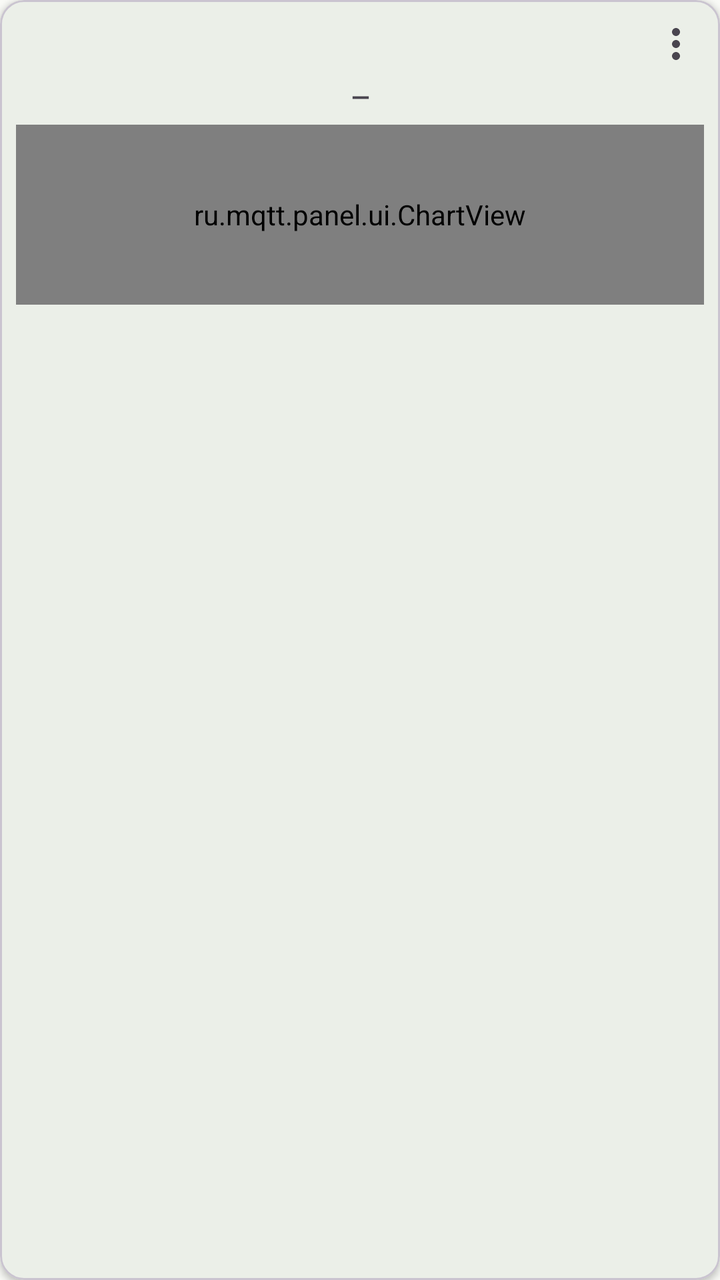
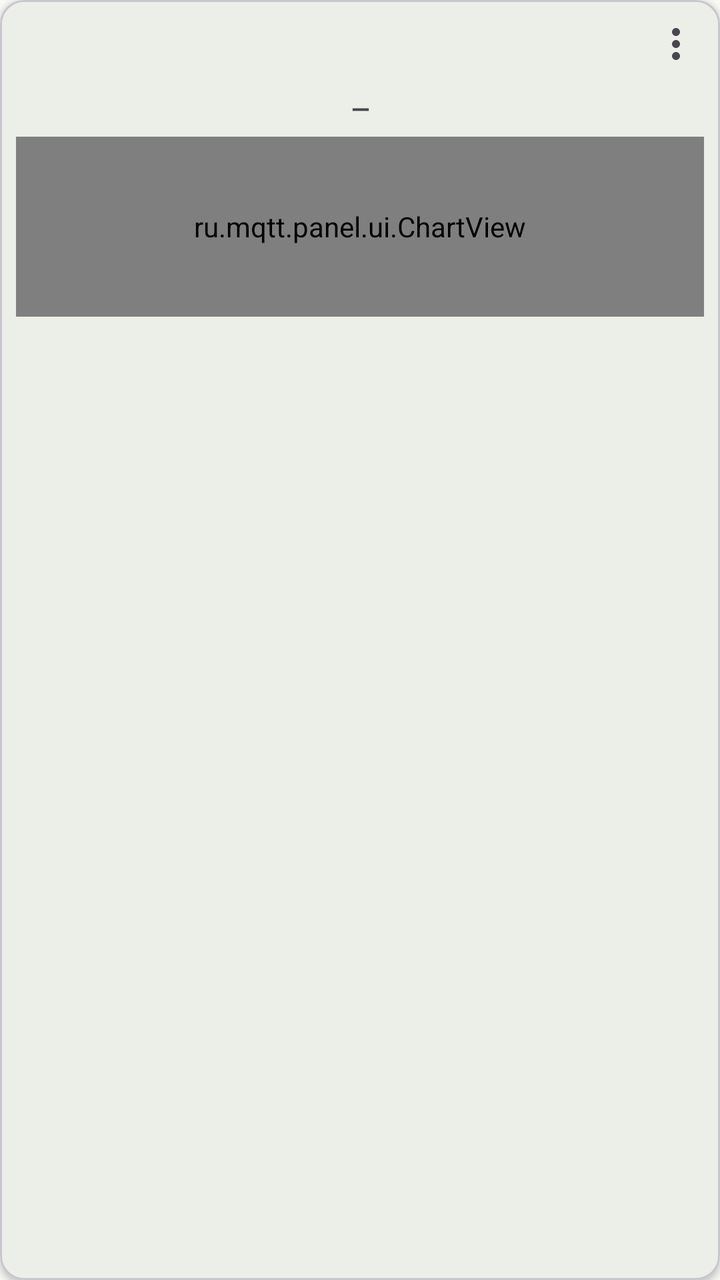

Before-and-after screenshots of an Android layout around one commit, followed by the original layout XML and the change that was made.
<!-- AndroidManifest.xml: application theme Theme.MQTTPanel -->
<!-- res/layout/item_widget_chart.xml -->
<?xml version="1.0" encoding="utf-8"?>
<com.google.android.material.card.MaterialCardView xmlns:android="http://schemas.android.com/apk/res/android"
    xmlns:app="http://schemas.android.com/apk/res-auto"
    android:layout_width="match_parent"
    android:layout_height="wrap_content"
    android:layout_margin="4dp"
    app:cardCornerRadius="12dp"
    app:cardElevation="2dp">

    <LinearLayout
        android:layout_width="match_parent"
        android:layout_height="wrap_content"
        android:orientation="vertical"
        android:padding="8dp">

        <FrameLayout
            android:layout_width="match_parent"
            android:layout_height="wrap_content">

            <TextView
                android:id="@+id/tv_name"
                android:layout_width="match_parent"
                android:layout_height="wrap_content"
                android:textSize="11sp"
                android:textColor="?android:attr/textColorSecondary"
                android:maxLines="2"
                android:ellipsize="end" />

            <ImageButton
                android:id="@+id/btn_menu"
                android:layout_width="28dp"
                android:layout_height="28dp"
                android:layout_gravity="end|top"
                android:padding="3dp"
                android:background="?attr/selectableItemBackgroundBorderless"
                android:contentDescription="@string/widget_menu"
                android:src="@drawable/ic_more" />

        </FrameLayout>

        <TextView
            android:id="@+id/tv_value"
            android:layout_width="match_parent"
            android:layout_height="wrap_content"
            android:layout_marginTop="4dp"
            android:gravity="center"
            android:textSize="12sp"
            android:textStyle="bold"
            android:text="—" 
            app:autoSizeTextType="uniform"
            app:autoSizeMinTextSize="9sp"
            app:autoSizeMaxTextSize="12sp"/>

        <ru.mqtt.panel.ui.ChartView
            android:id="@+id/chart_view"
            android:layout_width="match_parent"
            android:layout_height="90dp"
            android:layout_marginTop="6dp" />

        <TextView
            android:id="@+id/tv_topic"
            android:layout_width="match_parent"
            android:layout_height="wrap_content"
            android:layout_marginTop="4dp"
            android:textSize="11sp"
            android:textColor="?android:attr/textColorSecondary"
            android:maxLines="1"
            android:ellipsize="middle" />

    <include layout="@layout/view_card_time" />

    </LinearLayout>

</com.google.android.material.card.MaterialCardView>
<!-- res/layout/view_card_time.xml (included above) -->
<?xml version="1.0" encoding="utf-8"?>
<TextView xmlns:android="http://schemas.android.com/apk/res/android"
    android:id="@+id/tv_time"
    android:layout_width="match_parent"
    android:layout_height="wrap_content"
    android:layout_marginTop="2dp"
    android:gravity="end"
    android:textSize="9sp"
    android:textColor="?android:attr/textColorSecondary"
    android:maxLines="1"
    android:visibility="gone" />
<!-- resources referenced by this layout -->
<resources>
  <!-- drawable ic_more (drawable) -->
  <?xml version="1.0" encoding="utf-8"?>
  <vector xmlns:android="http://schemas.android.com/apk/res/android"
      android:width="24dp"
      android:height="24dp"
      android:viewportWidth="24"
      android:viewportHeight="24"
      android:tint="?attr/colorControlNormal">
      <path
          android:fillColor="#FF000000"
          android:pathData="M12,8c1.1,0 2,-0.9 2,-2s-0.9,-2 -2,-2 -2,0.9 -2,2 0.9,2 2,2zM12,10c-1.1,0 -2,0.9 -2,2s0.9,2 2,2 2,-0.9 2,-2 -0.9,-2 -2,-2zM12,16c-1.1,0 -2,0.9 -2,2s0.9,2 2,2 2,-0.9 2,-2 -0.9,-2 -2,-2z" />
  </vector>
  <string name="widget_menu">Меню панели</string>
  <style name="Theme.MQTTPanel" parent="Theme.Material3.Light.NoActionBar">
          <item name="colorPrimary">@color/md_theme_primary</item>
          <item name="colorOnPrimary">@color/md_theme_onPrimary</item>
          <item name="colorPrimaryContainer">@color/md_theme_primaryContainer</item>
          <item name="colorSecondary">@color/md_theme_secondary</item>
          <item name="colorOnSecondary">@color/md_theme_onSecondary</item>
          <item name="colorSecondaryContainer">@color/md_theme_secondaryContainer</item>
          <item name="android:colorBackground">@color/md_theme_surface</item>
          <item name="colorSurface">@color/md_theme_surface</item>
          <item name="colorOnSurface">@color/md_theme_onSurface</item>
          <item name="colorError">@color/md_theme_error</item>
          <item name="android:statusBarColor">?attr/colorPrimaryContainer</item>
      </style>
  <color name="md_theme_primary">#386A36</color>
  <color name="md_theme_onPrimary">#FFFFFF</color>
  <color name="md_theme_primaryContainer">#B9F3B2</color>
  <color name="md_theme_secondary">#54634F</color>
  <color name="md_theme_onSecondary">#FFFFFF</color>
  <color name="md_theme_secondaryContainer">#D7E8CF</color>
  <color name="md_theme_surface">#F9FAF6</color>
  <color name="md_theme_onSurface">#191C1A</color>
  <color name="md_theme_error">#BA1A1A</color>
</resources>

<!-- the commit's change to res/layout/item_widget_chart.xml (unified diff, before → after) -->
@@ -38,6 +38,8 @@
 
         </FrameLayout>
 
+        <include layout="@layout/view_chart_periods" />
+
         <TextView
             android:id="@+id/tv_value"
             android:layout_width="match_parent"
@@ -72,6 +74,23 @@
     </LinearLayout>
 
 </com.google.android.material.card.MaterialCardView>
+<!-- res/layout/view_chart_periods.xml (included above) -->
+<?xml version="1.0" encoding="utf-8"?>
+<HorizontalScrollView xmlns:android="http://schemas.android.com/apk/res/android"
+    android:id="@+id/period_chips_scroll"
+    android:layout_width="match_parent"
+    android:layout_height="wrap_content"
+    android:layout_marginTop="2dp"
+    android:scrollbars="none">
+
+    <LinearLayout
+        android:id="@+id/period_chips"
+        android:layout_width="wrap_content"
+        android:layout_height="wrap_content"
+        android:orientation="horizontal"
+        android:paddingVertical="2dp" />
+
+</HorizontalScrollView>
 <!-- res/layout/view_card_time.xml (included above) -->
 <?xml version="1.0" encoding="utf-8"?>
 <TextView xmlns:android="http://schemas.android.com/apk/res/android"
